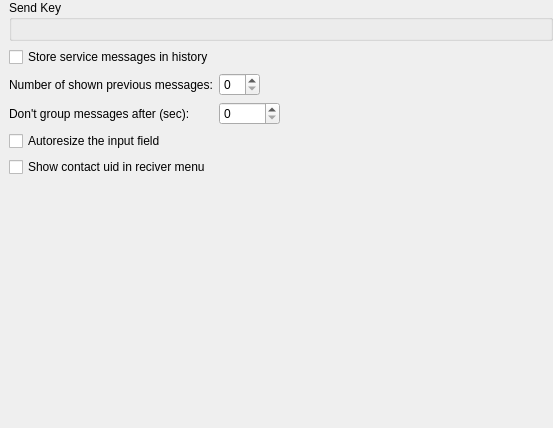
Before: the Qt Designer form core/src/corelayers/adiumchat/chatforms/stackedchatform/settings/stackedchatbehavior.ui in euroelessar/qutim, drawn with Qt 5.
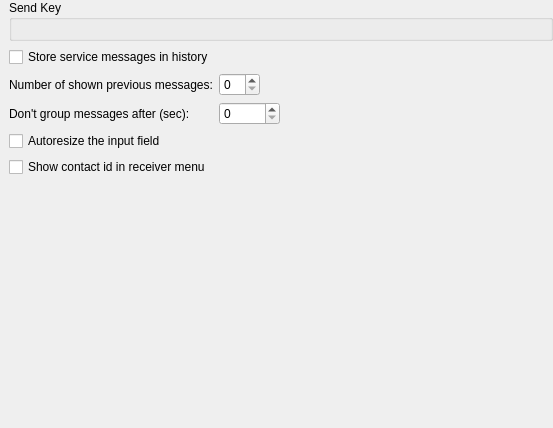
After: the same form once the commit is applied.

```diff
--- a/core/src/corelayers/adiumchat/chatforms/stackedchatform/settings/stackedchatbehavior.ui
+++ b/core/src/corelayers/adiumchat/chatforms/stackedchatform/settings/stackedchatbehavior.ui
@@ -101,7 +101,7 @@
        <item row="5" column="0" colspan="2">
         <widget class="QCheckBox" name="uid2menuBox">
          <property name="text">
-          <string>Show contact uid in reciver menu</string>
+          <string>Show contact id in receiver menu</string>
          </property>
         </widget>
        </item>
```
Left out of the diff: 2 changed lines with no effect on the pictures.
